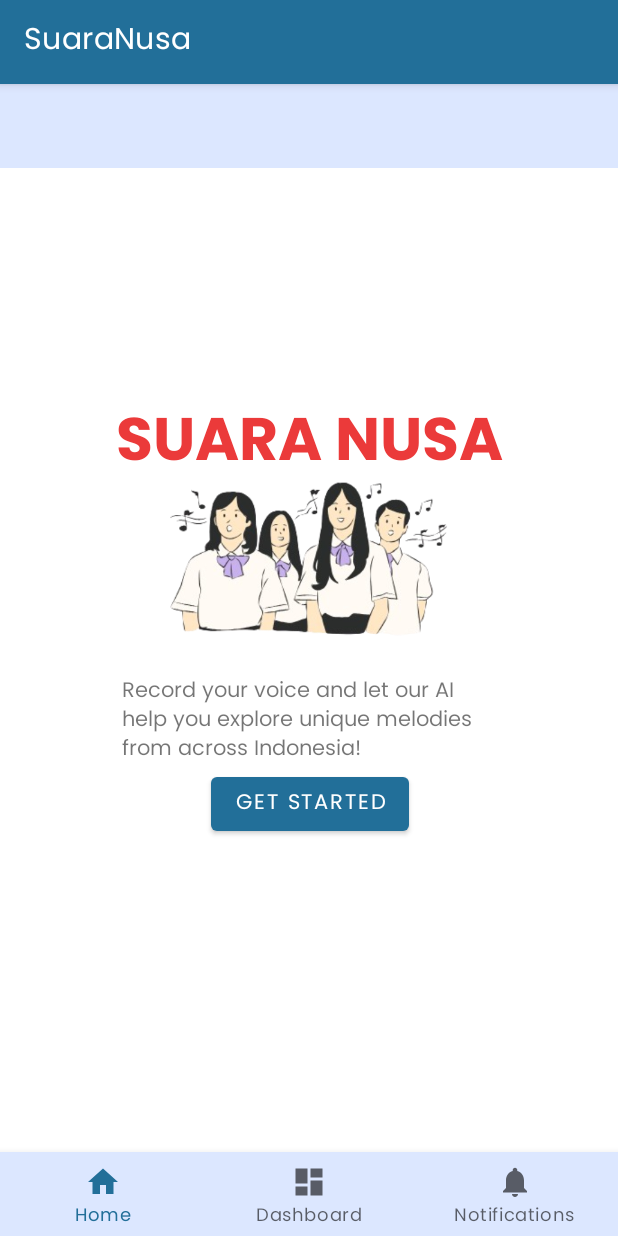
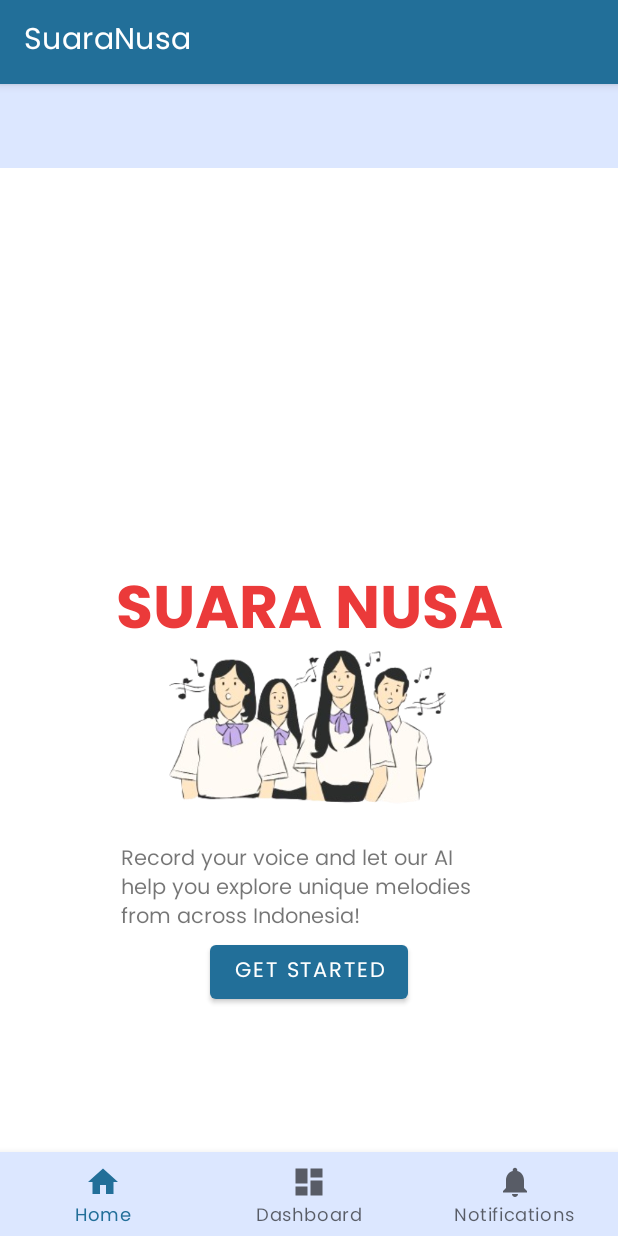
Before and after one commit to SuaraNusa/Mobile-development, an Android app: the fragment SecondPage placed in its activity, on a phone screen of 412 x 824 dp. Run offline under Robolectric (Android 15) with nearby library versions, the phone set to English and light mode, and no system bars; our stand-ins replace navigation-ui; 1 statement that could not run was skipped.

Commit message:
partial update

```diff
--- a/suarnusa/app/src/main/java/com/example/suaranusa/MainActivity.kt
+++ b/suarnusa/app/src/main/java/com/example/suaranusa/MainActivity.kt
@@ -36,7 +36,6 @@ class MainActivity : AppCompatActivity() {
             return
         }
 
-
         val navView: BottomNavigationView = binding.navView
 
         val navController = findNavController(R.id.nav_host_fragment_activity_main)
@@ -48,8 +47,5 @@ class MainActivity : AppCompatActivity() {
         )
         setupActionBarWithNavController(navController, appBarConfiguration)
         navView.setupWithNavController(navController)
-
-
-
     }
 }
--- a/suarnusa/app/src/main/res/layout/intro_second_page.xml
+++ b/suarnusa/app/src/main/res/layout/intro_second_page.xml
@@ -28,15 +28,15 @@
             />
 
         <ImageView
-            android:layout_marginTop="100dp"
             android:id="@+id/person_sing"
             android:layout_width="300dp"
             android:layout_height="300dp"
+            android:layout_marginTop="212dp"
             android:src="@drawable/welcome_picture"
+            app:layout_constraintEnd_toEndOf="parent"
+            app:layout_constraintHorizontal_bias="0.495"
             app:layout_constraintStart_toStartOf="parent"
-            app:layout_constraintEnd_toEndOf="parent"
-            app:layout_constraintTop_toTopOf="parent"
-            />
+            app:layout_constraintTop_toTopOf="parent" />
 
         <TextView
             android:id="@+id/slide_two_word"
```
